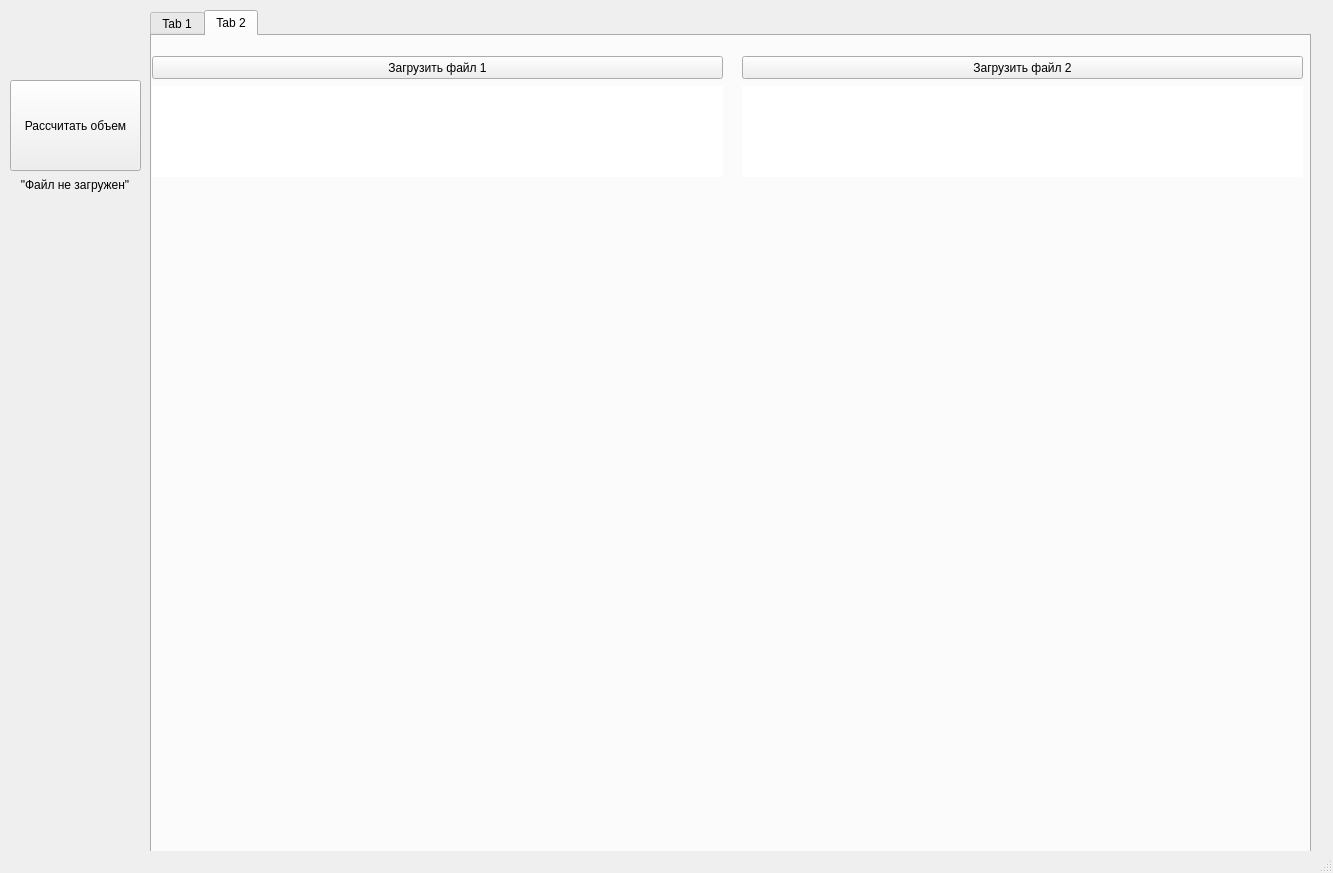
First picture: the form in molecule_volume_calculator.ui, repository VinaVolo/CaviDAC, before the edit.
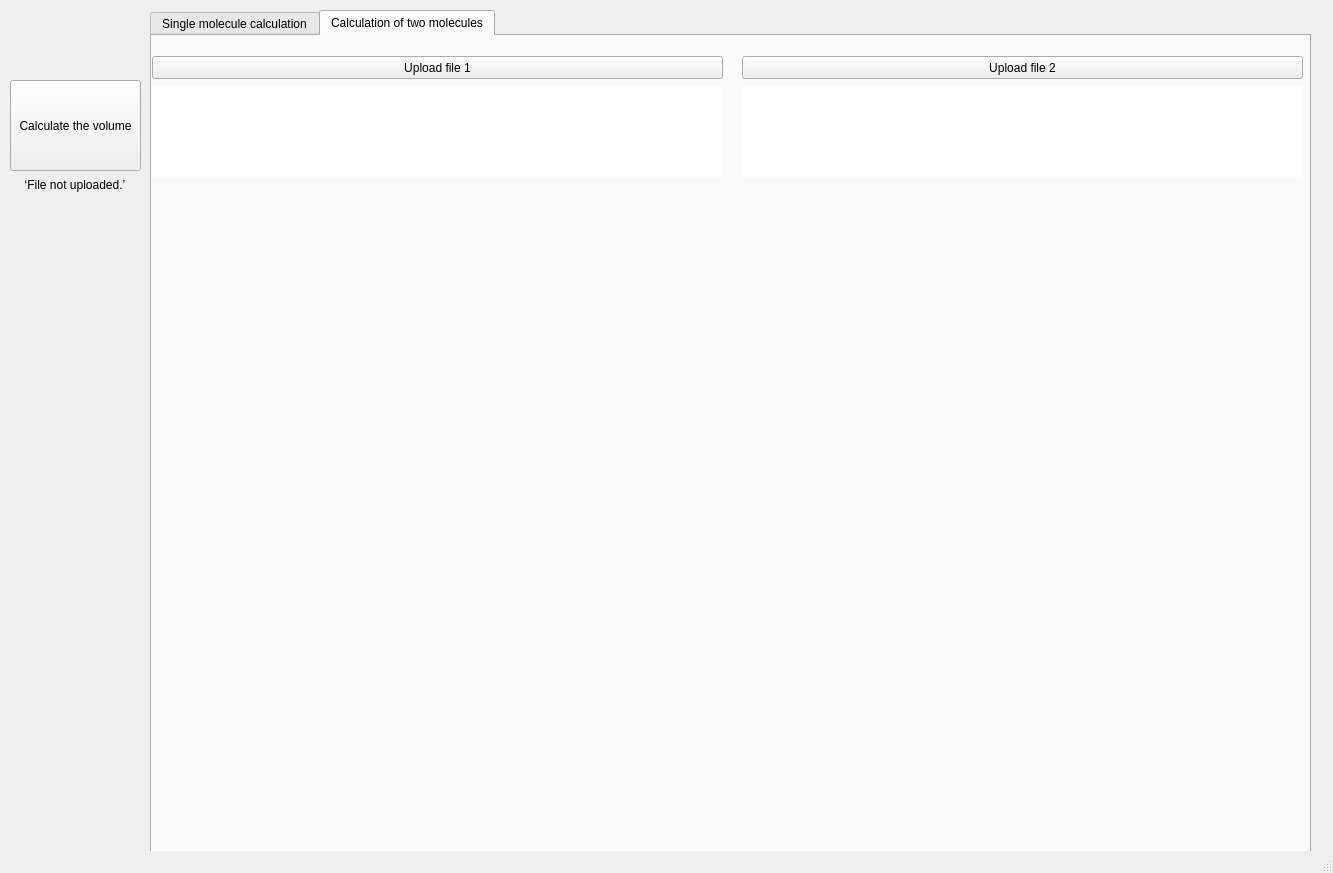
Second picture: the form after the edit. The open tabs and pages were chosen to show the change.

What changed in the file:
```diff
--- a/molecule_volume_calculator.ui
+++ b/molecule_volume_calculator.ui
@@ -24,7 +24,7 @@
      </rect>
     </property>
     <property name="text">
-     <string>&quot;Файл не загружен&quot;</string>
+     <string>‘File not uploaded.’</string>
     </property>
     <property name="alignment">
      <set>Qt::AlignCenter</set>
@@ -43,7 +43,7 @@
      <string notr="true"/>
     </property>
     <property name="text">
-     <string>Рассчитать объем</string>
+     <string>Calculate the volume</string>
     </property>
    </widget>
    <widget class="QTabWidget" name="tabWidget">
@@ -60,7 +60,7 @@
     </property>
     <widget class="QWidget" name="tab">
      <attribute name="title">
-      <string>Tab 1</string>
+      <string>Single molecule calculation</string>
      </attribute>
      <widget class="QWidget" name="widget_results_1" native="true">
       <property name="geometry">
@@ -178,7 +178,7 @@
     </widget>
     <widget class="QWidget" name="tab_2">
      <attribute name="title">
-      <string>Tab 2</string>
+      <string>Calculation of two molecules</string>
      </attribute>
      <widget class="QPushButton" name="loadFileButton_2">
       <property name="geometry">
@@ -190,7 +190,7 @@
        </rect>
       </property>
       <property name="text">
-       <string>Загрузить файл 1</string>
+       <string>Upload file 1</string>
       </property>
      </widget>
      <widget class="QWidget" name="widget_results_2" native="true">
@@ -345,7 +345,7 @@
        </rect>
       </property>
       <property name="text">
-       <string>Загрузить файл 2</string>
+       <string>Upload file 2</string>
       </property>
      </widget>
      <widget class="QWidget" name="widget_fig_3" native="true">
```
Left out of the diff: 4 changed lines with no effect on the pictures.
